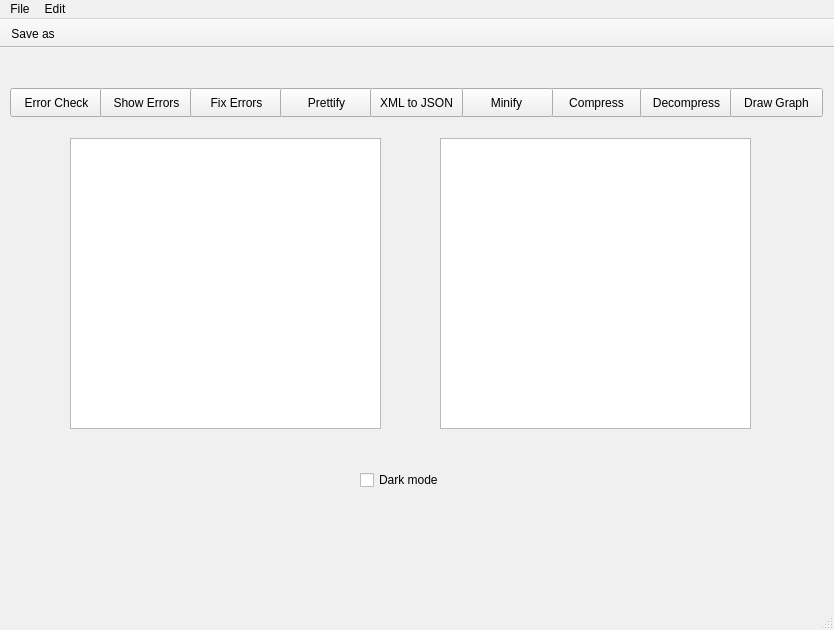
The window that XML_Editor/mainwindow.ui (hanashraf/XML_Editor) describes before a commit, drawn with Qt 5.
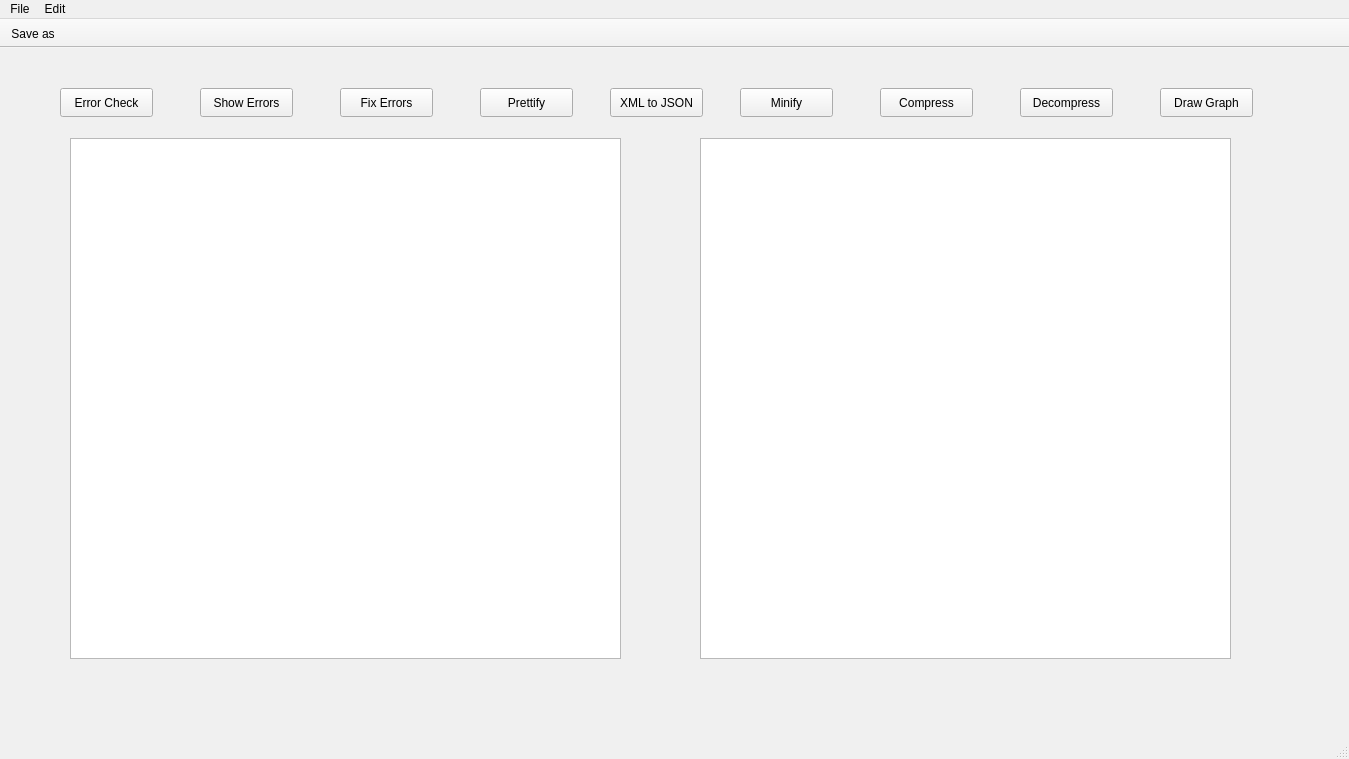
The same window after the commit. Icons and pictures are not drawn.

The edit to the form file:
```diff
--- a/XML_Editor/mainwindow.ui
+++ b/XML_Editor/mainwindow.ui
@@ -6,8 +6,8 @@
    <rect>
     <x>0</x>
     <y>0</y>
-    <width>834</width>
-    <height>630</height>
+    <width>1349</width>
+    <height>759</height>
    </rect>
   </property>
   <property name="palette">
@@ -461,8 +461,8 @@
      <rect>
       <x>70</x>
       <y>90</y>
-      <width>311</width>
-      <height>291</height>
+      <width>551</width>
+      <height>521</height>
      </rect>
     </property>
     <property name="readOnly">
@@ -472,17 +472,17 @@
    <widget class="QTextBrowser" name="output">
     <property name="geometry">
      <rect>
-      <x>440</x>
+      <x>700</x>
       <y>90</y>
-      <width>311</width>
-      <height>291</height>
+      <width>531</width>
+      <height>521</height>
      </rect>
     </property>
    </widget>
    <widget class="QPushButton" name="ErrorCheck">
     <property name="geometry">
      <rect>
-      <x>10</x>
+      <x>60</x>
       <y>40</y>
       <width>93</width>
       <height>29</height>
@@ -937,7 +937,7 @@
    <widget class="QPushButton" name="ShowErrors">
     <property name="geometry">
      <rect>
-      <x>100</x>
+      <x>200</x>
       <y>40</y>
       <width>93</width>
       <height>29</height>
@@ -950,7 +950,7 @@
    <widget class="QPushButton" name="FixErrors">
     <property name="geometry">
      <rect>
-      <x>190</x>
+      <x>340</x>
       <y>40</y>
       <width>93</width>
       <height>29</height>
@@ -963,7 +963,7 @@
    <widget class="QPushButton" name="Prettify">
     <property name="geometry">
      <rect>
-      <x>280</x>
+      <x>480</x>
       <y>40</y>
       <width>93</width>
       <height>29</height>
@@ -976,7 +976,7 @@
    <widget class="QPushButton" name="Compress">
     <property name="geometry">
      <rect>
-      <x>550</x>
+      <x>880</x>
       <y>40</y>
       <width>93</width>
       <height>29</height>
@@ -989,7 +989,7 @@
    <widget class="QPushButton" name="Minify">
     <property name="geometry">
      <rect>
-      <x>460</x>
+      <x>740</x>
       <y>40</y>
       <width>93</width>
       <height>29</height>
@@ -1002,7 +1002,7 @@
    <widget class="QPushButton" name="Decompress">
     <property name="geometry">
      <rect>
-      <x>640</x>
+      <x>1020</x>
       <y>40</y>
       <width>93</width>
       <height>29</height>
@@ -1015,7 +1015,7 @@
    <widget class="QPushButton" name="DrawGraph">
     <property name="geometry">
      <rect>
-      <x>730</x>
+      <x>1160</x>
       <y>40</y>
       <width>93</width>
       <height>29</height>
@@ -1028,7 +1028,7 @@
    <widget class="QPushButton" name="XMLtoJSON">
     <property name="geometry">
      <rect>
-      <x>370</x>
+      <x>610</x>
       <y>40</y>
       <width>93</width>
       <height>29</height>
@@ -1038,26 +1038,13 @@
      <string>XML to JSON</string>
     </property>
    </widget>
-   <widget class="QCheckBox" name="Darkmode">
-    <property name="geometry">
-     <rect>
-      <x>360</x>
-      <y>420</y>
-      <width>101</width>
-      <height>24</height>
-     </rect>
-    </property>
-    <property name="text">
-     <string>Dark mode</string>
-    </property>
-   </widget>
   </widget>
   <widget class="QMenuBar" name="menubar">
    <property name="geometry">
     <rect>
      <x>0</x>
      <y>0</y>
-     <width>834</width>
+     <width>1349</width>
      <height>32</height>
     </rect>
    </property>
```
